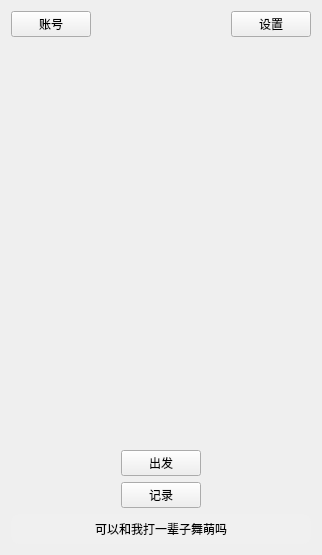
Old version of the form ui_class/start_window.ui in the repository reflux18d/MaiGO.
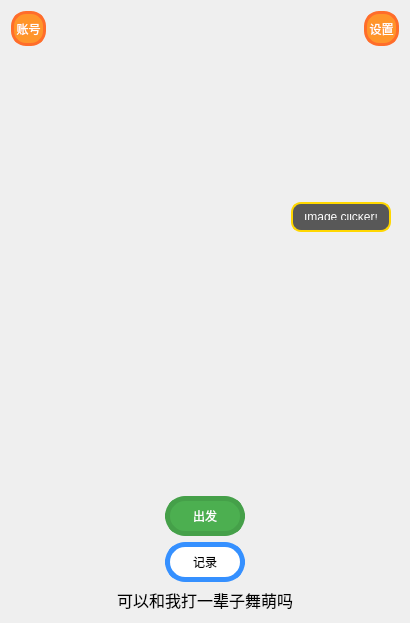
New version of the form. Icons and pictures are not drawn.

```diff
--- a/ui_class/start_window.ui
+++ b/ui_class/start_window.ui
@@ -6,8 +6,8 @@
    <rect>
     <x>0</x>
     <y>0</y>
-    <width>318</width>
-    <height>555</height>
+    <width>410</width>
+    <height>623</height>
    </rect>
   </property>
   <property name="windowTitle">
@@ -21,14 +21,46 @@
   <layout class="QVBoxLayout" name="verticalLayout_2">
    <item>
     <layout class="QHBoxLayout" name="horizontalLayout" stretch="0,0,0">
+     <property name="spacing">
+      <number>0</number>
+     </property>
+     <property name="sizeConstraint">
+      <enum>QLayout::SetDefaultConstraint</enum>
+     </property>
+     <property name="leftMargin">
+      <number>0</number>
+     </property>
+     <property name="topMargin">
+      <number>0</number>
+     </property>
      <item>
       <widget class="QPushButton" name="account_button">
        <property name="sizePolicy">
-        <sizepolicy hsizetype="Fixed" vsizetype="Fixed">
+        <sizepolicy hsizetype="Maximum" vsizetype="Maximum">
          <horstretch>0</horstretch>
          <verstretch>0</verstretch>
         </sizepolicy>
        </property>
+       <property name="minimumSize">
+        <size>
+         <width>35</width>
+         <height>35</height>
+        </size>
+       </property>
+       <property name="maximumSize">
+        <size>
+         <width>35</width>
+         <height>35</height>
+        </size>
+       </property>
+       <property name="styleSheet">
+        <string notr="true">border-radius: 15px;       /* 圆形按钮 */
+    background-color: rgb(255, 149, 42);       /* 圆形按钮 */
+    color: white;
+    border: none;;
+    color: white;
+    border: 3px solid rgb(255, 109, 42); /* 边框样式 */</string>
+       </property>
        <property name="text">
         <string>账号</string>
        </property>
@@ -39,9 +71,6 @@
        <property name="orientation">
         <enum>Qt::Horizontal</enum>
        </property>
-       <property name="sizeType">
-        <enum>QSizePolicy::Expanding</enum>
-       </property>
        <property name="sizeHint" stdset="0">
         <size>
          <width>40</width>
@@ -53,11 +82,34 @@
      <item>
       <widget class="QPushButton" name="settings_button">
        <property name="sizePolicy">
-        <sizepolicy hsizetype="Fixed" vsizetype="Fixed">
+        <sizepolicy hsizetype="Maximum" vsizetype="Maximum">
          <horstretch>0</horstretch>
          <verstretch>0</verstretch>
         </sizepolicy>
        </property>
+       <property name="minimumSize">
+        <size>
+         <width>35</width>
+         <height>35</height>
+        </size>
+       </property>
+       <property name="maximumSize">
+        <size>
+         <width>35</width>
+         <height>35</height>
+        </size>
+       </property>
+       <property name="autoFillBackground">
+        <bool>false</bool>
+       </property>
+       <property name="styleSheet">
+        <string notr="true">border-radius: 15px;       /* 圆形按钮 */
+    background-color: rgb(255, 149, 42);       /* 圆形按钮 */
+    color: white;
+    border: none;;
+    color: white;
+    border: 3px solid rgb(255, 109, 42); /* 边框样式 */</string>
+       </property>
        <property name="text">
         <string>设置</string>
        </property>
@@ -66,20 +118,17 @@
     </layout>
    </item>
    <item>
-    <spacer name="verticalSpacer_2">
-     <property name="orientation">
-      <enum>Qt::Vertical</enum>
-     </property>
-     <property name="sizeHint" stdset="0">
-      <size>
-       <width>20</width>
-       <height>40</height>
-      </size>
-     </property>
-    </spacer>
-   </item>
-   <item alignment="Qt::AlignHCenter">
+    <widget class="QStackedWidget" name="verticalStackedWidget">
+     <widget class="QWidget" name="verticalStackedWidgetPage1" native="true">
     <widget class="QLabel" name="figure_label">
+       <property name="geometry">
+        <rect>
+         <x>46</x>
+         <y>1</y>
+         <width>300</width>
+         <height>400</height>
+        </rect>
+       </property>
      <property name="sizePolicy">
       <sizepolicy hsizetype="Fixed" vsizetype="Fixed">
        <horstretch>0</horstretch>
@@ -104,23 +153,53 @@
      <property name="scaledContents">
       <bool>true</bool>
      </property>
+      </widget>
+      <widget class="QLabel" name="label_2">
+       <property name="enabled">
+        <bool>false</bool>
+       </property>
+       <property name="geometry">
+        <rect>
+         <x>280</x>
+         <y>150</y>
+         <width>100</width>
+         <height>30</height>
+        </rect>
+       </property>
+       <property name="sizePolicy">
+        <sizepolicy hsizetype="Maximum" vsizetype="Maximum">
+         <horstretch>0</horstretch>
+         <verstretch>0</verstretch>
+        </sizepolicy>
+       </property>
+       <property name="minimumSize">
+        <size>
+         <width>100</width>
+         <height>30</height>
+        </size>
+       </property>
+       <property name="maximumSize">
+        <size>
+         <width>100</width>
+         <height>30</height>
+        </size>
+       </property>
+       <property name="styleSheet">
+        <string notr="true">background-color: rgba(50, 50, 50, 0.8);  /* 背景颜色和透明度 */
+                color: white;                             /* 字体颜色 */
+                border: 2px solid #FFD700;               /* 边框样式和颜色 */
+                border-radius: 10px;                     /* 圆角边框 */
+                padding: 10px;                           /* 内边距 */</string>
+       </property>
+       <property name="text">
+        <string>Image clicker!</string>
+       </property>
      <property name="alignment">
       <set>Qt::AlignCenter</set>
      </property>
     </widget>
-   </item>
-   <item>
-    <spacer name="verticalSpacer">
-     <property name="orientation">
-      <enum>Qt::Vertical</enum>
-     </property>
-     <property name="sizeHint" stdset="0">
-      <size>
-       <width>20</width>
-       <height>40</height>
-      </size>
-     </property>
-    </spacer>
+     </widget>
+    </widget>
    </item>
    <item>
     <layout class="QVBoxLayout" name="verticalLayout">
@@ -129,14 +208,27 @@
        <item>
         <widget class="QPushButton" name="go_button">
          <property name="sizePolicy">
-          <sizepolicy hsizetype="Fixed" vsizetype="Fixed">
+          <sizepolicy hsizetype="Maximum" vsizetype="Maximum">
            <horstretch>0</horstretch>
            <verstretch>0</verstretch>
           </sizepolicy>
          </property>
+         <property name="minimumSize">
+          <size>
+           <width>80</width>
+           <height>40</height>
+          </size>
+         </property>
          <property name="layoutDirection">
           <enum>Qt::LeftToRight</enum>
          </property>
+         <property name="styleSheet">
+          <string notr="true">font: 14pt &quot;黑体&quot;;
+border-radius: 20px;      /* 圆角半径（像素） */
+    background-color: #4CAF50; /* 背景颜色 */
+    color: white;             /* 文字颜色 */
+    border: 5px solid #45a049; /* 边框样式 */</string>
+         </property>
          <property name="text">
           <string>出发</string>
          </property>
@@ -149,11 +241,30 @@
        <item>
         <widget class="QPushButton" name="record_button">
          <property name="sizePolicy">
-          <sizepolicy hsizetype="Fixed" vsizetype="Fixed">
+          <sizepolicy hsizetype="Maximum" vsizetype="Maximum">
            <horstretch>0</horstretch>
            <verstretch>0</verstretch>
           </sizepolicy>
          </property>
+         <property name="minimumSize">
+          <size>
+           <width>80</width>
+           <height>40</height>
+          </size>
+         </property>
+         <property name="maximumSize">
+          <size>
+           <width>80</width>
+           <height>40</height>
+          </size>
+         </property>
+         <property name="styleSheet">
+          <string notr="true">font: 14pt &quot;黑体&quot;;
+border-radius: 20px;      /* 圆角半径（像素） */
+    background-color:white;
+    color: black;             /* 文字颜色 */
+    border: 5px solid rgb(53, 144, 255); /* 边框样式 */</string>
+         </property>
          <property name="text">
           <string>记录</string>
          </property>
@@ -163,7 +274,7 @@
      </item>
     </layout>
    </item>
-   <item>
+   <item alignment="Qt::AlignHCenter">
     <widget class="QLabel" name="label">
      <property name="sizePolicy">
       <sizepolicy hsizetype="Minimum" vsizetype="Minimum">
@@ -171,21 +282,29 @@
        <verstretch>0</verstretch>
       </sizepolicy>
      </property>
+     <property name="maximumSize">
+      <size>
+       <width>200</width>
+       <height>30</height>
+      </size>
+     </property>
      <property name="font">
       <font>
        <family>黑体</family>
+       <pointsize>12</pointsize>
+       <weight>50</weight>
+       <italic>false</italic>
+       <bold>false</bold>
       </font>
      </property>
      <property name="styleSheet">
-      <string notr="true">background-color: #f0f0f0;
-    border-radius: 8px;
-    padding: 6px 12px;</string>
+      <string notr="true">font: 12pt &quot;黑体&quot;;</string>
      </property>
      <property name="text">
       <string>可以和我打一辈子舞萌吗</string>
      </property>
-     <property name="alignment">
-      <set>Qt::AlignCenter</set>
+     <property name="scaledContents">
+      <bool>true</bool>
      </property>
     </widget>
    </item>
```
Lines whose indentation alone changed are shown as unchanged.
